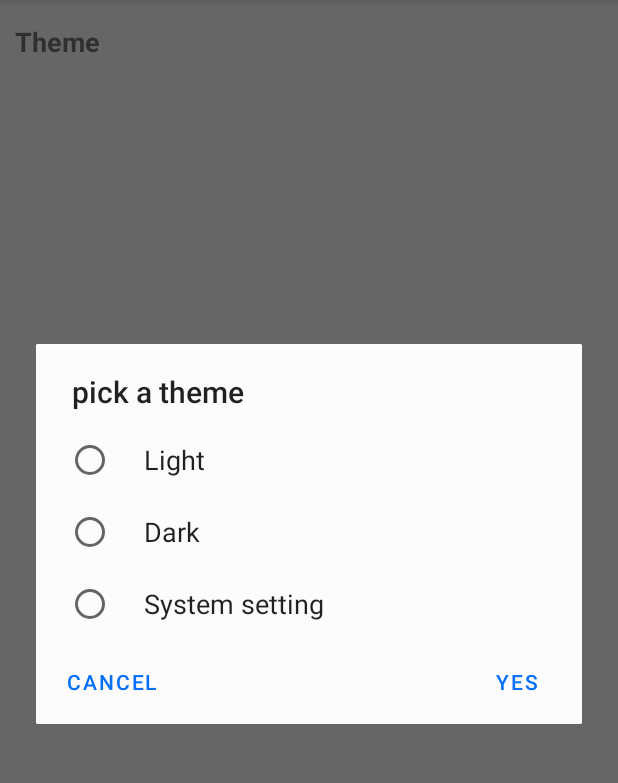
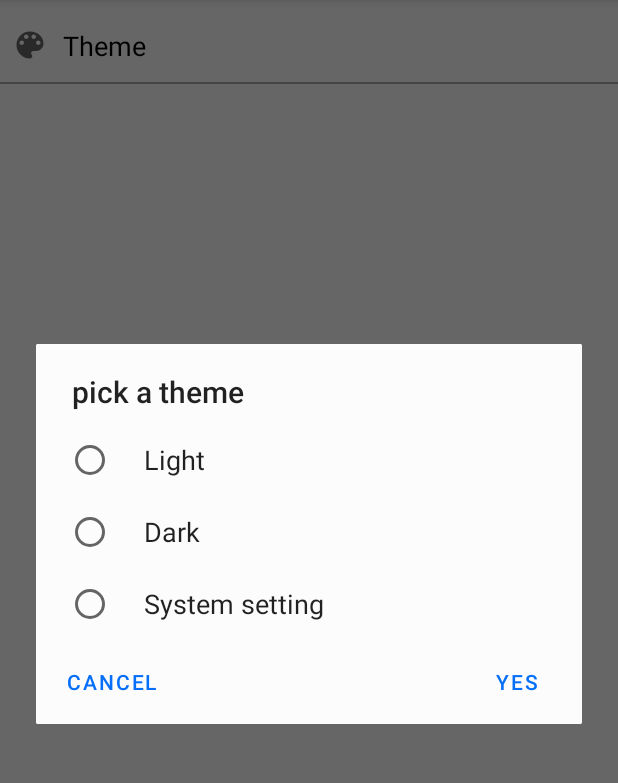
Before and after one commit to ikassim9/Notes-app, an Android app: the SettingActivity screen opened directly, with no data from a screen before it, after a tap on "Theme", on a phone screen of 412 x 824 dp, the part 84-867 px from its top. Run offline under Robolectric (Android 15) with nearby library versions, the phone set to English and light mode, and no system bars.

Commit message:
update theme. add icon for theme selection

```diff
--- a/app/src/main/java/com/ismail/mynotes/SettingActivity.kt
+++ b/app/src/main/java/com/ismail/mynotes/SettingActivity.kt
@@ -2,6 +2,7 @@ package com.ismail.mynotes
 
 import android.content.Context
 import android.content.SharedPreferences
+import android.graphics.Paint
 import android.os.Bundle
 import android.util.Log
 import android.widget.TextView
@@ -32,6 +33,8 @@ class SettingActivity : AppCompatActivity() {
         appSettingsPref = getSharedPreferences("appSettingsPref", 0)
         val getPrefTheme = chosenThemePref.getInt("index", -1)
 
+
+
         when(getPrefTheme){
             0 -> {
                 AppCompatDelegate.setDefaultNightMode(AppCompatDelegate.MODE_NIGHT_NO)
@@ -45,11 +48,11 @@ class SettingActivity : AppCompatActivity() {
 
                 }
         }
-
-        changeThemes()
+        changeTheme()
     }
 
-    private fun changeThemes() {
+
+    private fun changeTheme() {
 
         val theme = findViewById<TextView>(R.id.nightModeTxt)
         val themeChoices = arrayOf("Light", "Dark", "System setting")
--- /dev/null
+++ b/app/src/main/res/drawable/border.xml
@@ -0,0 +1,4 @@
+<?xml version="1.0" encoding="utf-8"?>
+<layer-list>
+
+</layer-list>
--- /dev/null
+++ b/app/src/main/res/drawable/ic_settings.xml
@@ -0,0 +1,10 @@
+<vector xmlns:android="http://schemas.android.com/apk/res/android"
+    android:width="24dp"
+    android:height="24dp"
+    android:viewportWidth="24"
+    android:viewportHeight="24"
+    android:tint="?attr/colorControlNormal">
+  <path
+      android:fillColor="@android:color/white"
+      android:pathData="M19.14,12.94c0.04,-0.3 0.06,-0.61 0.06,-0.94c0,-0.32 -0.02,-0.64 -0.07,-0.94l2.03,-1.58c0.18,-0.14 0.23,-0.41 0.12,-0.61l-1.92,-3.32c-0.12,-0.22 -0.37,-0.29 -0.59,-0.22l-2.39,0.96c-0.5,-0.38 -1.03,-0.7 -1.62,-0.94L14.4,2.81c-0.04,-0.24 -0.24,-0.41 -0.48,-0.41h-3.84c-0.24,0 -0.43,0.17 -0.47,0.41L9.25,5.35C8.66,5.59 8.12,5.92 7.63,6.29L5.24,5.33c-0.22,-0.08 -0.47,0 -0.59,0.22L2.74,8.87C2.62,9.08 2.66,9.34 2.86,9.48l2.03,1.58C4.84,11.36 4.8,11.69 4.8,12s0.02,0.64 0.07,0.94l-2.03,1.58c-0.18,0.14 -0.23,0.41 -0.12,0.61l1.92,3.32c0.12,0.22 0.37,0.29 0.59,0.22l2.39,-0.96c0.5,0.38 1.03,0.7 1.62,0.94l0.36,2.54c0.05,0.24 0.24,0.41 0.48,0.41h3.84c0.24,0 0.44,-0.17 0.47,-0.41l0.36,-2.54c0.59,-0.24 1.13,-0.56 1.62,-0.94l2.39,0.96c0.22,0.08 0.47,0 0.59,-0.22l1.92,-3.32c0.12,-0.22 0.07,-0.47 -0.12,-0.61L19.14,12.94zM12,15.6c-1.98,0 -3.6,-1.62 -3.6,-3.6s1.62,-3.6 3.6,-3.6s3.6,1.62 3.6,3.6S13.98,15.6 12,15.6z"/>
+</vector>
--- /dev/null
+++ b/app/src/main/res/drawable/ic_theme.xml
@@ -0,0 +1,10 @@
+<vector xmlns:android="http://schemas.android.com/apk/res/android"
+    android:width="24dp"
+    android:height="24dp"
+    android:viewportWidth="24"
+    android:viewportHeight="24"
+    android:tint="?attr/colorControlNormal">
+  <path
+      android:fillColor="@android:color/white"
+      android:pathData="M12,3c-4.97,0 -9,4.03 -9,9s4.03,9 9,9c0.83,0 1.5,-0.67 1.5,-1.5 0,-0.39 -0.15,-0.74 -0.39,-1.01 -0.23,-0.26 -0.38,-0.61 -0.38,-0.99 0,-0.83 0.67,-1.5 1.5,-1.5L16,16c2.76,0 5,-2.24 5,-5 0,-4.42 -4.03,-8 -9,-8zM6.5,12c-0.83,0 -1.5,-0.67 -1.5,-1.5S5.67,9 6.5,9 8,9.67 8,10.5 7.33,12 6.5,12zM9.5,8C8.67,8 8,7.33 8,6.5S8.67,5 9.5,5s1.5,0.67 1.5,1.5S10.33,8 9.5,8zM14.5,8c-0.83,0 -1.5,-0.67 -1.5,-1.5S13.67,5 14.5,5s1.5,0.67 1.5,1.5S15.33,8 14.5,8zM17.5,12c-0.83,0 -1.5,-0.67 -1.5,-1.5S16.67,9 17.5,9s1.5,0.67 1.5,1.5 -0.67,1.5 -1.5,1.5z"/>
+</vector>
--- a/app/src/main/res/layout/settings.xml
+++ b/app/src/main/res/layout/settings.xml
@@ -15,18 +15,52 @@
         app:layout_constraintTop_toTopOf="parent" />
 
 
+    <!--    <TextView-->
+    <!--        android:id="@+id/settingHeader"-->
+    <!--        android:layout_width="match_parent"-->
+    <!--        android:layout_height="wrap_content"-->
+    <!--        android:layout_marginTop="12dp"-->
+    <!--        android:drawableStart="@drawable/ic_settings"-->
+    <!--        android:drawablePadding="10dp"-->
+    <!--        android:padding="8dp"-->
+    <!--        android:text="Setting"-->
+    <!--        android:textSize="18sp"-->
+    <!--        app:layout_constraintEnd_toEndOf="parent"-->
+    <!--        app:layout_constraintTop_toBottomOf="@id/settingToolBar" />-->
+
+    <!--    <View-->
+    <!--        android:id="@+id/view2"-->
+    <!--        android:layout_width="match_parent"-->
+    <!--        android:layout_height="1dp"-->
+    <!--        android:layout_marginTop="4dp"-->
+    <!--        android:background="@android:color/darker_gray"-->
+    <!--        app:layout_constraintTop_toBottomOf="@id/settingHeader" />-->
+
     <TextView
         android:id="@+id/nightModeTxt"
         android:layout_width="match_parent"
         android:layout_height="wrap_content"
-        android:layout_marginLeft="6dp"
-        android:layout_marginTop="15dp"
-        android:clickable="true"
+        android:layout_marginTop="10dp"
+        android:drawablePadding="10dp"
+        android:hapticFeedbackEnabled="true"
+        android:padding="8dp"
         android:text="Theme"
+        android:textColor="@color/textColor"
         android:textSize="18sp"
-        android:layout_marginStart="10dp"
-        android:textStyle="bold"
-        app:layout_constraintTop_toBottomOf="@id/settingToolBar" />
+         app:drawableStartCompat="@drawable/ic_theme"
+        app:layout_constraintStart_toStartOf="parent"
+        app:layout_constraintTop_toBottomOf="@+id/settingToolBar"
+        app:layout_goneMarginTop="20dp" />
+
+    <View
+        android:layout_width="match_parent"
+        android:layout_height="1dp"
+        android:layout_marginTop="4dp"
+        android:background="@android:color/darker_gray"
+        app:layout_constraintEnd_toEndOf="parent"
+        app:layout_constraintHorizontal_bias="0.0"
+        app:layout_constraintStart_toStartOf="parent"
+        app:layout_constraintTop_toBottomOf="@+id/nightModeTxt" />
 
 
     <!--    <com.google.android.material.button.MaterialButtonToggleGroup-->
@@ -65,7 +99,6 @@
     <!--            android:text="Light" />-->
 
 
-
     <!--    <com.google.android.material.switchmaterial.SwitchMaterial-->
     <!--     android:id="@+id/switchThemeBtn"-->
     <!--        android:layout_width="wrap_content"-->
```
Also changed, not shown: app/src/main/java/com/ismail/mynotes/AdapterCallBack.kt (added, +9 -0 lines), app/src/main/java/com/ismail/mynotes/MainActivity.kt (+6 -3 lines), app/src/main/java/com/ismail/mynotes/RecyclerViewAdapter.kt (+20 -8 lines), app/src/main/res/layout/list_item.xml (+15 -14 lines). Lines whose indentation alone changed are shown as unchanged.
